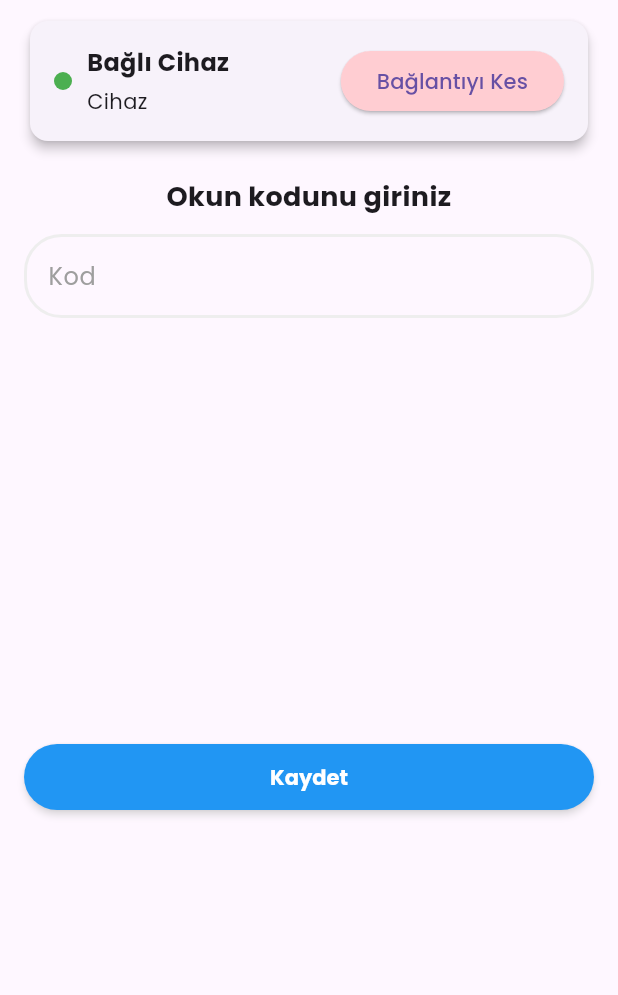
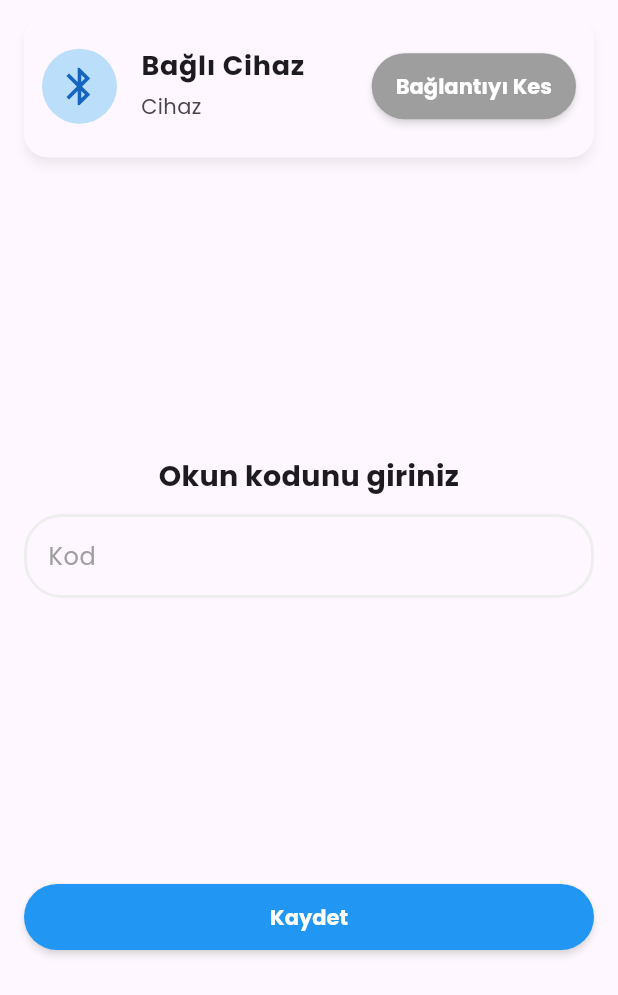
Before and after one commit to Mryuksel101/arduino_wifi, a Flutter app: what buildConnectedState() shows on an empty page, opened directly with empty values, on a phone screen of 412 x 824 dp. Shown: the top 995 px of the screen. Run offline on Flutter 3.47's test engine with Material 3 defaults, Android fonts, the phone set to English and light mode, and no system bars; our stand-ins replace animated_bottom_navigation_bar, flutter_blue_plus, google_fonts, lottie, permission_handler; missing offline and left inert: app_settings; project files that could hold a hidden picture were left out.

Commit message:
Refactor connected state widget for improved UI and functionality

```diff
--- a/lib/views/add_arrow_record/widgets/connected_state_widget.dart
+++ b/lib/views/add_arrow_record/widgets/connected_state_widget.dart
@@ -15,52 +15,58 @@ Widget buildConnectedState(
       crossAxisAlignment: CrossAxisAlignment.start,
       children: [
         // Connected device info
-        Card(
+        Material(
+          borderRadius: BorderRadius.circular(16),
           elevation: 3,
+          shadowColor: Colors.grey.withValues(alpha: 0.2),
+          type: MaterialType.card,
           child: Padding(
-            padding: const EdgeInsets.all(16.0),
-            child: Row(
+            padding: const EdgeInsets.all(12),
+            child: Column(
               children: [
-                Container(
-                  width: 12,
-                  height: 12,
-                  decoration: BoxDecoration(
-                    color: Colors.green,
-                    borderRadius: BorderRadius.circular(6),
+                ListTile(
+                  contentPadding: EdgeInsets.zero,
+                  leading: Container(
+                    width: 50,
+                    height: 50,
+                    decoration: BoxDecoration(
+                      color: Colors.blue.shade100,
+                      borderRadius: BorderRadius.circular(25),
+                    ),
+                    child: Icon(
+                      Icons.bluetooth,
+                      color: Colors.blue.shade800,
+                      size: 30,
+                    ),
                   ),
-                ),
-                SizedBox(width: 10),
-                Expanded(
-                  child: Column(
+                  title: Text(
+                    "Bağlı Cihaz",
+                    style: const TextStyle(
+                      fontWeight: FontWeight.bold,
+                      fontSize: 18,
+                    ),
+                  ),
+                  subtitle: Column(
                     crossAxisAlignment: CrossAxisAlignment.start,
                     children: [
-                      Text(
-                        'Bağlı Cihaz',
-                        style: TextStyle(
-                          fontWeight: FontWeight.bold,
-                          fontSize: 16,
-                        ),
-                      ),
-                      SizedBox(height: 4),
+                      const SizedBox(height: 4),
                       Text(
                         vm.connectedDevice?.platformName ?? 'Cihaz',
                         style: TextStyle(fontSize: 14),
                       ),
+                      const SizedBox(height: 4),
                     ],
                   ),
-                ),
-                ElevatedButton(
-                  onPressed: vm.disconnectFromDevice,
-                  style: ElevatedButton.styleFrom(
-                    backgroundColor: Colors.red.shade100,
+                  trailing: SdButton(
+                    onPressed: vm.disconnectFromDevice,
+                    backgroundColor: Colors.grey,
+                    text: "Bağlantıyı Kes",
                   ),
-                  child: Text('Bağlantıyı Kes'),
                 ),
               ],
             ),
           ),
         ),
-
         SizedBox(height: 20),
 
         // Data sending section
@@ -68,11 +74,12 @@ Widget buildConnectedState(
           child: Column(
             crossAxisAlignment: CrossAxisAlignment.stretch,
             children: [
+              Spacer(),
               Text(
                 vm.currentRecordStep.description,
                 textAlign: TextAlign.center,
                 style: TextStyle(
-                  fontSize: 18,
+                  fontSize: 19,
                   fontWeight: FontWeight.bold,
                 ),
               ),
```
